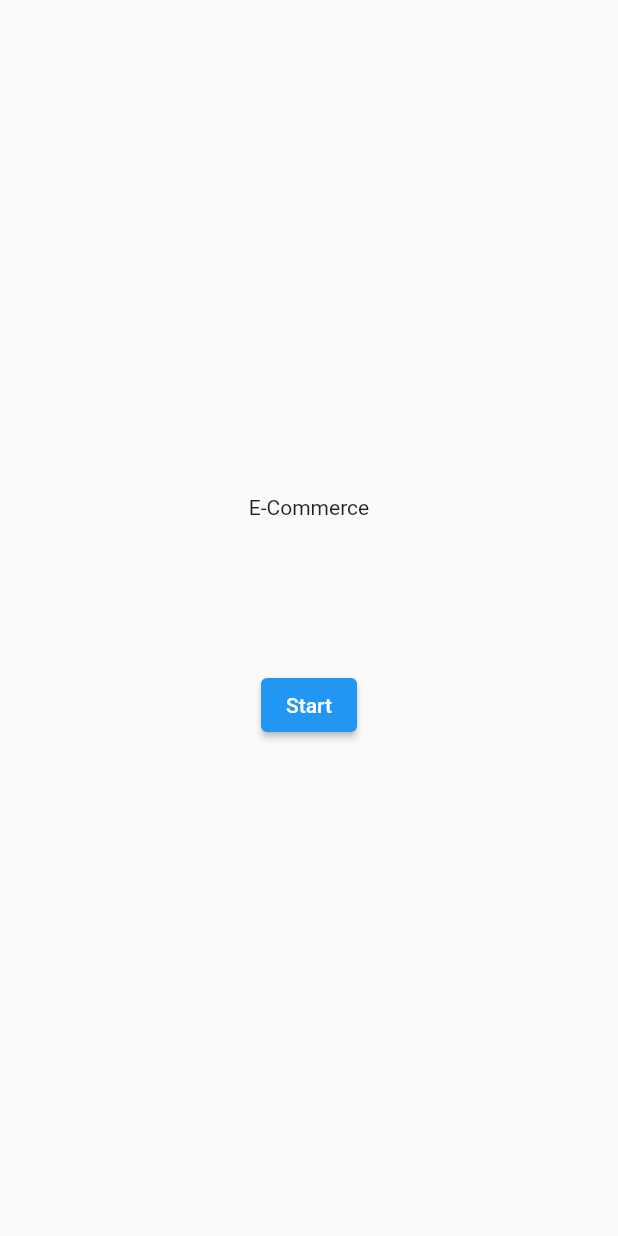
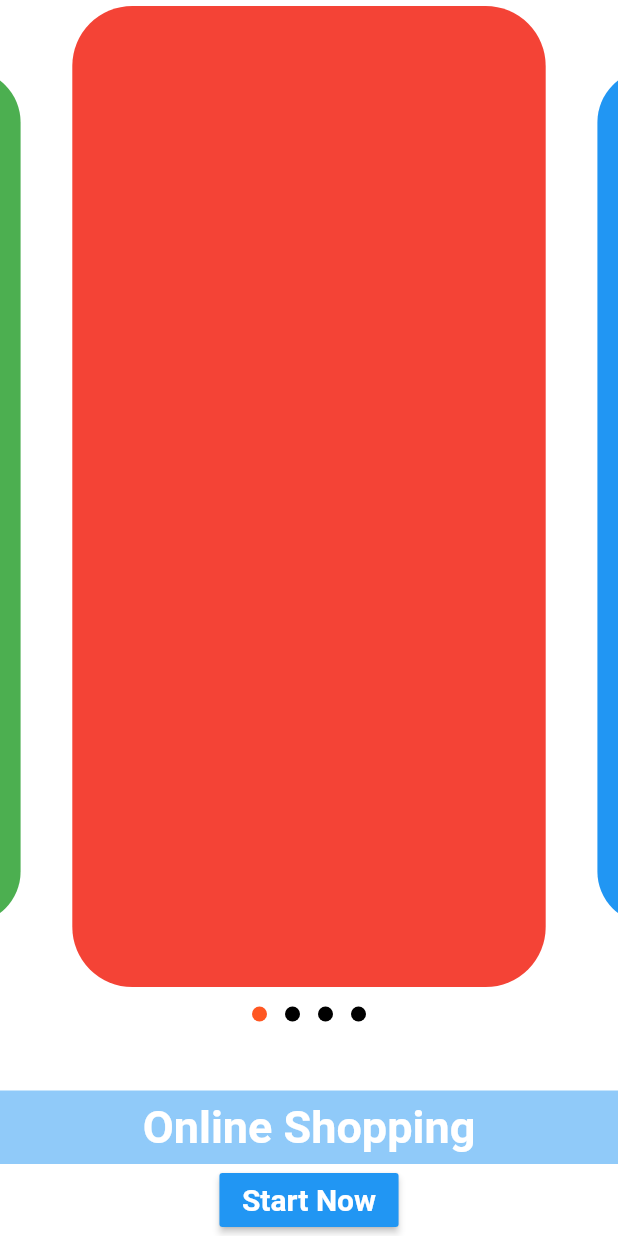
Before and after one commit to project-nazmul/E-Commerce-App, a Flutter app: the screen it shows after launch, on a phone screen of 412 x 824 dp. Run offline on Flutter 3.47's test engine with Material 2 defaults, Android fonts, the phone set to English and light mode, and no system bars; drawn by our look-alikes of carousel_slider, dots_indicator; our stand-ins replace cloud_firestore, firebase_auth, firebase_core, get, shared_preferences; accounts and stored records are empty.

Commit message:
Start page design

```diff
--- a/lib/local_storage/local_storage.dart
+++ b/lib/local_storage/local_storage.dart
@@ -3,6 +3,7 @@ import 'package:shared_preferences/shared_preferences.dart';
 
 
 class LocalStorage extends ChangeNotifier{
+  int index=0;
   String? email;
   storeEmail(String email)async{
     SharedPreferences store = await SharedPreferences.getInstance();
--- a/lib/main.dart
+++ b/lib/main.dart
@@ -10,7 +10,7 @@ void main() async{
   await Firebase.initializeApp();
   runApp(MultiProvider(
       providers: [
-        ChangeNotifierProvider(create: (context) => LocalStorage(),)
+        ChangeNotifierProvider(create: (context) => LocalStorage(),),
       ],
   child: const MyApp()));
 }
--- a/lib/screen/change_password_screen.dart
+++ b/lib/screen/change_password_screen.dart
@@ -1,5 +1,6 @@
 import 'package:e_commerce_app/firebase_service/reset_password.dart';
 import 'package:e_commerce_app/screen/login_screen.dart';
+import 'package:e_commerce_app/widget/custom_button.dart';
 import 'package:flutter/material.dart';
 import 'package:get/get.dart';
 
@@ -39,16 +40,16 @@ class ChangePasswordScreen extends StatelessWidget {
               ),
             )
           ),
-          ElevatedButton(
+          customButton(
+            text: "Send password reset link",
             onPressed: (){
               if(keyText.currentState!.validate()){
                 resetPassword(emailController.text);
                 Get.off(LoginScreen());
               }
 
-            },
-            child: Text("Send password reset link")
-          )
+            }
+          ),
         ],
       ),
     );
--- a/lib/screen/home_screen.dart
+++ b/lib/screen/home_screen.dart
@@ -1,39 +1,85 @@
 import 'package:e_commerce_app/firebase_service/admin_or_user.dart';
 import 'package:e_commerce_app/local_storage/local_storage.dart';
 import 'package:e_commerce_app/screen/login_screen.dart';
+import 'package:e_commerce_app/widget/carosol_image.dart';
+import 'package:carousel_slider/carousel_slider.dart';
+import 'package:dots_indicator/dots_indicator.dart';
+import 'package:e_commerce_app/widget/custom_button.dart';
+import 'package:e_commerce_app/widget/custom_text.dart';
 import 'package:flutter/material.dart';
 import 'package:flutter/services.dart';
 import 'package:get/get.dart';
 import 'package:provider/provider.dart';
 
 class HomeScreen extends StatelessWidget {
-  const HomeScreen({Key? key}) : super(key: key);
-
+  HomeScreen({Key? key}) : super(key: key);
+  final List<Container> pages = [
+    carosolImage(Colors.red),
+    carosolImage(Colors.blue),
+    carosolImage(Colors.yellow),
+    carosolImage(Colors.green),
+  ];
   @override
   Widget build(BuildContext context) {
-    final provider = Provider.of<LocalStorage>(context,listen: false);
+    final provider = Provider.of<LocalStorage>(context,listen: true);
     provider.loadEmail();
     return WillPopScope(
       onWillPop: ()async{
         SystemNavigator.pop();
         return false;
       },
+      child: SafeArea(
         child: Scaffold(
+          backgroundColor: Colors.white,
           body: SizedBox(
             width: double.infinity,
             child: Column(
               mainAxisAlignment: MainAxisAlignment.center,
               crossAxisAlignment: CrossAxisAlignment.center,
               children: [
-              Text('E-Commerce'),
-              SizedBox(height: 100,),
-              ElevatedButton(
+                Expanded(
+                  child: CarouselSlider(
+                      items: pages,
+                      options: CarouselOptions(
+                        enlargeCenterPage: true,
+                        height: double.infinity,
+                        autoPlay: true,
+                        autoPlayInterval: Duration(seconds: 3),
+                        scrollDirection: Axis.horizontal,
+                        onPageChanged: (val,changed){
+                          provider.index=val;
+                        },
+                        initialPage: provider.index,
+                      )
+                  ),
+                ),
+                DotsIndicator(
+                  dotsCount: pages.length,
+                  position: provider.index.toDouble(),
+                  decorator: DotsDecorator(
+                    size: Size(10, 10),
+                    activeSize:Size(10, 10),
+
+                    color: Colors.black, // Inactive color
+                    activeColor: Colors.deepOrange,
+                  ),
+                ),
+                Container(
+                  alignment: Alignment.center,
+                  padding: EdgeInsets.symmetric(vertical: 7),
+                  margin: EdgeInsets.only(top: 40),
+                  width: double.infinity,
+                  color: Colors.blue.withOpacity(0.5),
+                  child: customText(text: "Online Shopping",fw: FontWeight.bold,clr: Colors.white,fs: 30),
+                ),
+                customButton(
+                  text: 'Start Now',
                   onPressed: (){
                     provider.email==null?Get.to(LoginScreen()):adminOrUser(email: provider.email.toString());
-                },
-                  child: Text('Start')
+                  }
                 )
               ],
+            ),
           ),
         ),
       ),
--- a/lib/screen/login_screen.dart
+++ b/lib/screen/login_screen.dart
@@ -2,6 +2,7 @@ import 'package:e_commerce_app/firebase_service/signin_authentication.dart';
 import 'package:e_commerce_app/screen/change_password_screen.dart';
 import 'package:e_commerce_app/screen/home_screen.dart';
 import 'package:e_commerce_app/screen/signUpScreen.dart';
+import 'package:e_commerce_app/widget/custom_button.dart';
 import 'package:flutter/material.dart';
 import 'package:get/get.dart';
 
@@ -78,11 +79,14 @@ class LoginScreen extends StatelessWidget {
                 Row(
                   mainAxisAlignment: MainAxisAlignment.start,
                   children: [
-                    ElevatedButton(onPressed: ()async{
-                      if(formKey.currentState!.validate()){
-                        await signInAuthentication(context: context,email: emailController.text, password: passwordController.text);
+                    customButton(
+                      text: "Login",
+                      onPressed: ()async{
+                        if(formKey.currentState!.validate()){
+                          await signInAuthentication(context: context,email: emailController.text, password: passwordController.text);
+                        }
                       }
-                    }, child: Text('Login')),
+                    ),
                   ],
                 ),
                 SizedBox(height: 10,),
--- a/lib/screen/signUpScreen.dart
+++ b/lib/screen/signUpScreen.dart
@@ -1,4 +1,5 @@
 import 'package:e_commerce_app/firebase_service/signup_authentication.dart';
+import 'package:e_commerce_app/widget/custom_button.dart';
 import 'package:flutter/material.dart';
 import 'package:get/get.dart';
 
@@ -90,12 +91,15 @@ class SignUpScreen extends StatelessWidget {
                 )
             ),
             SizedBox(height: 15,),
-            ElevatedButton(onPressed: ()async{
-              if(formKey.currentState!.validate()){
-                await signUpAuthentication( email: emailController.text,password: passwordController.text,displayName: displayNameController.text,phone: phoneController.text);
+            customButton(
+              text: "Sign up",
+              onPressed: ()async{
+                if(formKey.currentState!.validate()){
+                  await signUpAuthentication( email: emailController.text,password: passwordController.text,displayName: displayNameController.text,phone: phoneController.text);
+                }
+
               }
-
-            }, child: Text('Sign Up'))
+            ),
           ],
         ),
       ),
--- /dev/null
+++ b/lib/widget/carosol_image.dart
@@ -0,0 +1,13 @@
+import 'package:flutter/material.dart';
+
+carosolImage(Color clr){
+  return Container(
+    margin: EdgeInsets.only(left: 7,right: 7,top: 4,bottom: 7),
+    height: 150,
+    decoration: BoxDecoration(
+      color: clr,
+      borderRadius: BorderRadius.circular(40)
+    ),
+
+  );
+}
--- /dev/null
+++ b/lib/widget/custom_button.dart
@@ -0,0 +1,12 @@
+import 'package:e_commerce_app/widget/custom_text.dart';
+import 'package:flutter/material.dart';
+
+customButton({String? text,dynamic onPressed}){
+  return MaterialButton(
+    padding: EdgeInsets.symmetric(horizontal: 15,vertical: 5),
+    color: Colors.blue,
+    textColor: Colors.white,
+    child: customText(text: text,fs: 20,clr: Colors.white,fw: FontWeight.bold),
+    onPressed:onPressed,
+  );
+}
--- /dev/null
+++ b/lib/widget/custom_text.dart
@@ -0,0 +1,10 @@
+
+import 'package:flutter/material.dart';
+
+customText({String? text,Color? clr,double? fs,FontWeight? fw}){
+  return Text(text.toString(),style: TextStyle(
+    color: clr,
+    fontSize: fs,
+    fontWeight: fw,
+  ),);
+}
--- a/pubspec.yaml
+++ b/pubspec.yaml
@@ -51,6 +51,8 @@ dev_dependencies:
   cloud_firestore: ^3.4.5
   provider: ^6.0.3
   shared_preferences: ^2.0.15
+  carousel_slider: ^4.1.1
+  dots_indicator: ^2.1.0
 # For information on the generic Dart part of this file, see the
 # following page: https://dart.dev/tools/pub/pubspec
 
```
Also changed, not shown: pubspec.lock. Lines whose indentation alone changed are shown as unchanged.
